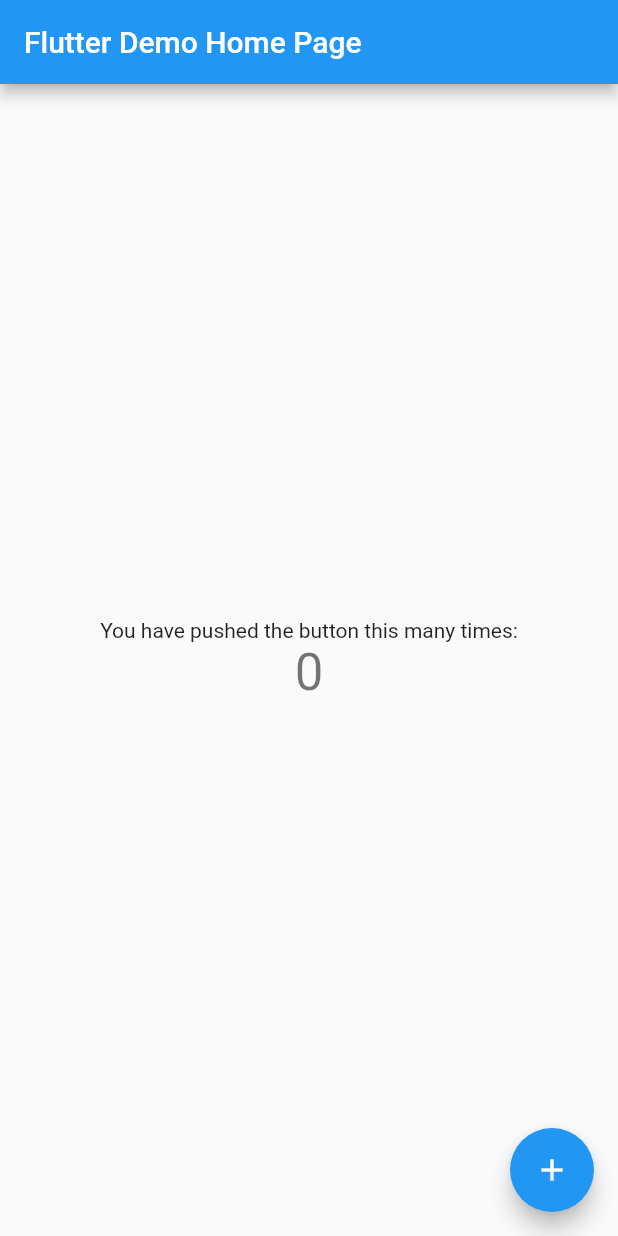
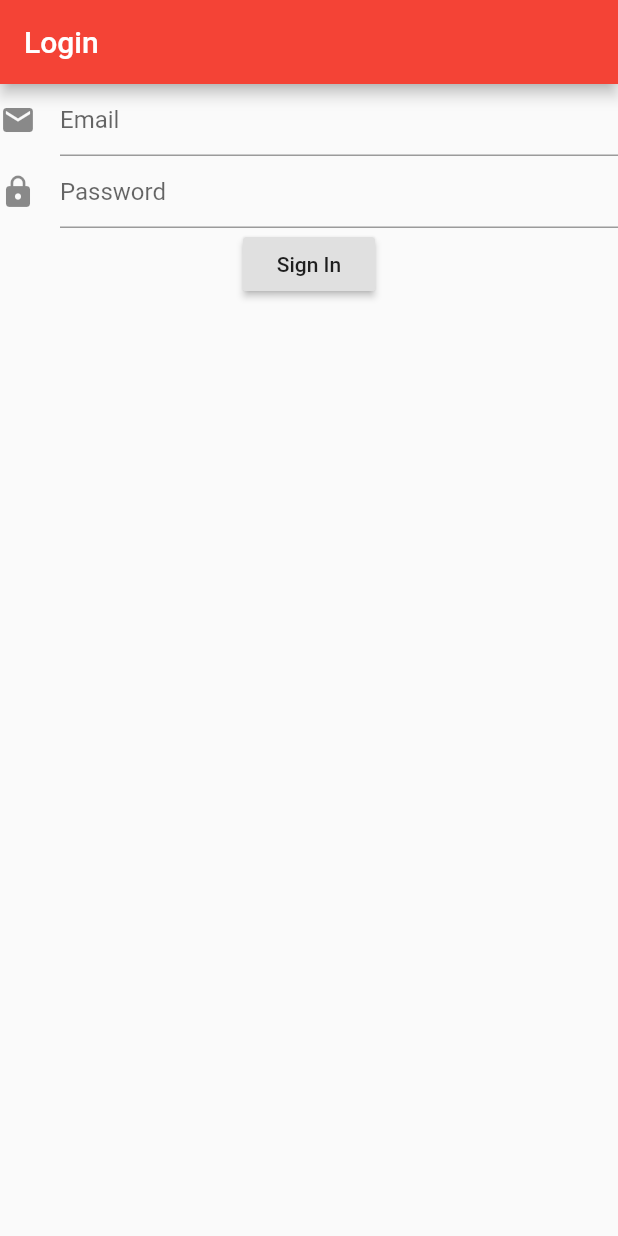
Before and after one commit to ethanharstad/quartermaster, a Flutter app: the screen it shows after launch, on a phone screen of 412 x 824 dp. Run offline on Flutter 3.47's test engine with Material 2 defaults, Android fonts, the phone set to English and light mode, and no system bars; our stand-ins replace bloc, equatable, firebase_auth, flutter_bloc; accounts and stored records are empty.

Commit message:
Firebase email/password login

```diff
--- /dev/null
+++ b/lib/authentication/authentication.dart
@@ -0,0 +1,2 @@
+export './bloc/bloc.dart';
+export './user_repository/user_repository.dart';
--- /dev/null
+++ b/lib/authentication/bloc/authentication_bloc.dart
@@ -0,0 +1,51 @@
+import 'dart:async';
+import 'package:bloc/bloc.dart';
+import 'package:meta/meta.dart';
+import 'package:quartermaster/authentication/authentication.dart';
+
+class AuthenticationBloc
+    extends Bloc<AuthenticationEvent, AuthenticationState> {
+  final UserRepository _userRepository;
+
+  AuthenticationBloc({@required UserRepository userRepository})
+      : assert(userRepository != null),
+        _userRepository = userRepository;
+
+  @override
+  AuthenticationState get initialState => Uninitialized();
+
+  @override
+  Stream<AuthenticationState> mapEventToState(
+      AuthenticationEvent event,
+      ) async* {
+    if (event is AppStarted) {
+      yield* _mapAppStartedToState();
+    }
+    if (event is Login) {
+      final name = await _userRepository.getUser();
+      yield Authenticated(name);
+    }
+    if (event is Logout) {
+      yield* _mapLogoutToState();
+    }
+  }
+
+  Stream<AuthenticationState> _mapAppStartedToState() async* {
+    try {
+      final isSignedIn = await _userRepository.isSignedIn();
+      if (isSignedIn) {
+        final name = await _userRepository.getUser();
+        yield Authenticated(name);
+      } else {
+        yield Unauthenticated();
+      }
+    } catch (_) {
+      yield Unauthenticated();
+    }
+  }
+
+  Stream<AuthenticationState> _mapLogoutToState() async* {
+    await _userRepository.signOut();
+    yield Unauthenticated();
+  }
+}
--- /dev/null
+++ b/lib/authentication/bloc/authentication_event.dart
@@ -0,0 +1,22 @@
+import 'package:equatable/equatable.dart';
+import 'package:meta/meta.dart';
+
+@immutable
+abstract class AuthenticationEvent extends Equatable {
+  AuthenticationEvent([List props = const []]) : super(props);
+}
+
+class AppStarted extends AuthenticationEvent {
+  @override
+  String toString() => 'AppStarted';
+}
+
+class Login extends AuthenticationEvent {
+  @override
+  String toString() => 'Login';
+}
+
+class Logout extends AuthenticationEvent {
+  @override
+  String toString() => 'Logout';
+}
--- /dev/null
+++ b/lib/authentication/bloc/authentication_state.dart
@@ -0,0 +1,26 @@
+import 'package:equatable/equatable.dart';
+import 'package:meta/meta.dart';
+
+@immutable
+abstract class AuthenticationState extends Equatable {
+  AuthenticationState([List props = const []]) : super(props);
+}
+
+class Uninitialized extends AuthenticationState {
+  @override
+  String toString() => 'Uninitialized';
+}
+
+class Authenticated extends AuthenticationState {
+  final String displayName;
+
+  Authenticated(this.displayName) : super([displayName]);
+
+  @override
+  String toString() => 'Authenticated { displayName: $displayName }';
+}
+
+class Unauthenticated extends AuthenticationState {
+  @override
+  String toString() => 'Unauthenticated';
+}
--- /dev/null
+++ b/lib/authentication/bloc/bloc.dart
@@ -0,0 +1,3 @@
+export 'authentication_bloc.dart';
+export 'authentication_event.dart';
+export 'authentication_state.dart';
--- /dev/null
+++ b/lib/authentication/user_repository/user_repository.dart
@@ -0,0 +1,22 @@
+import 'dart:async';
+import 'package:firebase_auth/firebase_auth.dart';
+
+class UserRepository {
+  final FirebaseAuth _auth = FirebaseAuth.instance;
+
+  Future<FirebaseUser> signIn(String email, String password) async {
+    return _auth.signInWithEmailAndPassword(email: email, password: password);
+  }
+
+  Future<bool> isSignedIn() async {
+    return (await _auth.currentUser()) != null;
+  }
+
+  Future<void> signOut() async {
+    return _auth.signOut();
+  }
+
+  Future<String> getUser() async {
+    return (await _auth.currentUser()).displayName;
+  }
+}
--- /dev/null
+++ b/lib/login/bloc/bloc.dart
@@ -0,0 +1,3 @@
+export 'login_bloc.dart';
+export 'login_event.dart';
+export 'login_state.dart';
--- /dev/null
+++ b/lib/login/bloc/login_bloc.dart
@@ -0,0 +1,36 @@
+import 'dart:async';
+import 'package:bloc/bloc.dart';
+import 'package:meta/meta.dart';
+import 'package:quartermaster/login/login.dart';
+import 'package:quartermaster/authentication/authentication.dart';
+
+class LoginBloc extends Bloc<LoginEvent, LoginState> {
+  UserRepository _userRepository;
+  AuthenticationBloc _authenticationBloc;
+
+  LoginBloc(
+      {@required UserRepository userRepository,
+      @required AuthenticationBloc authenticationBloc})
+      : assert(userRepository != null),
+        assert(authenticationBloc != null),
+        _userRepository = userRepository,
+        _authenticationBloc = authenticationBloc;
+
+  @override
+  LoginState get initialState => Initial();
+
+  @override
+  Stream<LoginState> mapEventToState(LoginEvent event) async* {
+    if (event is LoginPressed) {
+      yield* _mapLoginToState(event);
+    }
+  }
+
+  Stream<LoginState> _mapLoginToState(LoginPressed event) async* {
+    yield Loading();
+    try {
+      await _userRepository.signIn(event.email, event.password);
+      _authenticationBloc.dispatch(Login());
+    } catch (_) {}
+  }
+}
--- /dev/null
+++ b/lib/login/bloc/login_event.dart
@@ -0,0 +1,14 @@
+import 'package:equatable/equatable.dart';
+import 'package:meta/meta.dart';
+
+@immutable
+abstract class LoginEvent extends Equatable {
+  LoginEvent([List props = const []]) : super(props);
+}
+
+class LoginPressed extends LoginEvent {
+  final String email;
+  final String password;
+
+  LoginPressed({@required this.email, @required this.password});
+}
--- /dev/null
+++ b/lib/login/bloc/login_state.dart
@@ -0,0 +1,11 @@
+import 'package:equatable/equatable.dart';
+import 'package:meta/meta.dart';
+
+@immutable
+abstract class LoginState extends Equatable {
+  LoginState([List props = const []]) : super(props);
+}
+
+class Initial extends LoginState {}
+
+class Loading extends LoginState {}
--- /dev/null
+++ b/lib/login/login.dart
@@ -0,0 +1,2 @@
+export './bloc/bloc.dart';
+export './login_screen.dart';
--- /dev/null
+++ b/lib/login/login_screen.dart
@@ -0,0 +1,58 @@
+import 'package:flutter/material.dart';
+import 'package:meta/meta.dart';
+import 'package:flutter_bloc/flutter_bloc.dart';
+import 'package:quartermaster/login/login.dart';
+
+class LoginScreen extends StatelessWidget {
+  final LoginBloc _loginBloc;
+  String _email;
+  String _password;
+
+  LoginScreen({@required LoginBloc loginBloc}) : assert(loginBloc != null), _loginBloc = loginBloc;
+
+  @override
+  Widget build(BuildContext context) {
+    return Scaffold(
+      appBar: AppBar(title: Text('Login')),
+      body: Center(
+        child: BlocProvider(
+          bloc: _loginBloc,
+          child: Column(
+            children: <Widget>[
+              TextField(
+                maxLines: 1,
+                keyboardType: TextInputType.emailAddress,
+                autofocus: false,
+                decoration: new InputDecoration(
+                  hintText: 'Email',
+                  icon: new Icon(
+                    Icons.mail,
+                  ),
+                ),
+                onChanged: (value) => _email = value,
+              ),
+              TextField(
+                maxLines: 1,
+                obscureText: true,
+                autofocus: false,
+                decoration: new InputDecoration(
+                  hintText: 'Password',
+                  icon: new Icon(
+                    Icons.lock,
+                  ),
+                ),
+                onChanged: (value) => _password = value,
+              ),
+              RaisedButton(
+                child: Text('Sign In'),
+                onPressed: () {
+                  _loginBloc.dispatch(LoginPressed(email: _email, password: _password));
+                },
+              )
+            ],
+          )
+        )
+      ),
+    );
+  }
+}
--- a/lib/main.dart
+++ b/lib/main.dart
@@ -1,111 +1,91 @@
 import 'package:flutter/material.dart';
+import 'package:bloc/bloc.dart';
+import 'package:flutter_bloc/flutter_bloc.dart';
+import 'package:quartermaster/simple_bloc_delegate.dart';
+import 'package:quartermaster/authentication/authentication.dart';
+import 'package:quartermaster/login/login.dart';
 
-void main() => runApp(MyApp());
+void main() {
+  BlocSupervisor().delegate = SimpleBlocDelegate();
+  runApp(App());
+}
 
-class MyApp extends StatelessWidget {
-  // This widget is the root of your application.
+class App extends StatefulWidget {
+  State<App> createState() => _AppState();
+}
+
+class _AppState extends State<App> {
+  final UserRepository _userRepository = UserRepository();
+  AuthenticationBloc _authenticationBloc;
+  LoginBloc _loginBloc;
+
+  @override
+  void initState() {
+    super.initState();
+    _authenticationBloc = AuthenticationBloc(userRepository: _userRepository);
+    _loginBloc = LoginBloc(
+      userRepository: _userRepository,
+      authenticationBloc: _authenticationBloc,
+    );
+    _authenticationBloc.dispatch(AppStarted());
+  }
+
   @override
   Widget build(BuildContext context) {
-    return MaterialApp(
-      title: 'Flutter Demo',
-      theme: ThemeData(
-        // This is the theme of your application.
-        //
-        // Try running your application with "flutter run". You'll see the
-        // application has a blue toolbar. Then, without quitting the app, try
-        // changing the primarySwatch below to Colors.green and then invoke
-        // "hot reload" (press "r" in the console where you ran "flutter run",
-        // or simply save your changes to "hot reload" in a Flutter IDE).
-        // Notice that the counter didn't reset back to zero; the application
-        // is not restarted.
-        primarySwatch: Colors.blue,
-      ),
-      home: MyHomePage(title: 'Flutter Demo Home Page'),
+    return BlocProvider(
+      bloc: _authenticationBloc,
+      child: MaterialApp(
+        title: 'Quartermaster',
+        theme: ThemeData(
+          primarySwatch: Colors.red,
+        ),
+        home: BlocBuilder(
+          bloc: _authenticationBloc,
+          builder: (BuildContext context, AuthenticationState state) {
+            if (state is Uninitialized) {
+              return SplashScreen();
+            }
+            if (state is Unauthenticated) {
+              return LoginScreen(loginBloc: _loginBloc);
+            }
+            if (state is Authenticated) {
+              return HomePage();
+            }
+          },
+        ),
+      )
     );
   }
 }
 
-class MyHomePage extends StatefulWidget {
-  MyHomePage({Key key, this.title}) : super(key: key);
-
-  // This widget is the home page of your application. It is stateful, meaning
-  // that it has a State object (defined below) that contains fields that affect
-  // how it looks.
-
-  // This class is the configuration for the state. It holds the values (in this
-  // case the title) provided by the parent (in this case the App widget) and
-  // used by the build method of the State. Fields in a Widget subclass are
-  // always marked "final".
-
-  final String title;
-
-  @override
-  _MyHomePageState createState() => _MyHomePageState();
-}
-
-class _MyHomePageState extends State<MyHomePage> {
-  int _counter = 0;
-
-  void _incrementCounter() {
-    setState(() {
-      // This call to setState tells the Flutter framework that something has
-      // changed in this State, which causes it to rerun the build method below
-      // so that the display can reflect the updated values. If we changed
-      // _counter without calling setState(), then the build method would not be
-      // called again, and so nothing would appear to happen.
-      _counter++;
-    });
-  }
-
+class SplashScreen extends StatelessWidget {
   @override
   Widget build(BuildContext context) {
-    // This method is rerun every time setState is called, for instance as done
-    // by the _incrementCounter method above.
-    //
-    // The Flutter framework has been optimized to make rerunning build methods
-    // fast, so that you can just rebuild anything that needs updating rather
-    // than having to individually change instances of widgets.
     return Scaffold(
-      appBar: AppBar(
-        // Here we take the value from the MyHomePage object that was created by
-        // the App.build method, and use it to set our appbar title.
-        title: Text(widget.title),
-      ),
       body: Center(
-        // Center is a layout widget. It takes a single child and positions it
-        // in the middle of the parent.
-        child: Column(
-          // Column is also layout widget. It takes a list of children and
-          // arranges them vertically. By default, it sizes itself to fit its
-          // children horizontally, and tries to be as tall as its parent.
-          //
-          // Invoke "debug painting" (press "p" in the console, choose the
-          // "Toggle Debug Paint" action from the Flutter Inspector in Android
-          // Studio, or the "Toggle Debug Paint" command in Visual Studio Code)
-          // to see the wireframe for each widget.
-          //
-          // Column has various properties to control how it sizes itself and
-          // how it positions its children. Here we use mainAxisAlignment to
-          // center the children vertically; the main axis here is the vertical
-          // axis because Columns are vertical (the cross axis would be
-          // horizontal).
-          mainAxisAlignment: MainAxisAlignment.center,
-          children: <Widget>[
-            Text(
-              'You have pushed the button this many times:',
-            ),
-            Text(
-              '$_counter',
-              style: Theme.of(context).textTheme.display1,
-            ),
-          ],
-        ),
-      ),
-      floatingActionButton: FloatingActionButton(
-        onPressed: _incrementCounter,
-        tooltip: 'Increment',
-        child: Icon(Icons.add),
-      ), // This trailing comma makes auto-formatting nicer for build methods.
+        child: Text('Loading...')
+      )
     );
   }
 }
+
+class HomePage extends StatefulWidget {
+  State<HomePage> createState() => _HomePageState();
+}
+
+class _HomePageState extends State<HomePage> {
+  @override
+  Widget build(BuildContext context) {
+    return Scaffold(
+      appBar: AppBar(
+        title: Text('Quartermaster'),
+      ),
+      body: Center(
+          child: Icon(
+            Icons.whatshot,
+            size: 128.0,
+          )
+      ),
+    );
+  }
+}
--- a/pubspec.yaml
+++ b/pubspec.yaml
@@ -19,6 +19,11 @@ environment:
 dependencies:
   flutter:
     sdk: flutter
+  equatable: ^0.2.3
+  bloc: ^0.11.1
+  flutter_bloc: ^0.9.1
+  firebase_core: ^0.3.1+1
+  firebase_auth: ^0.8.3
 
   # The following adds the Cupertino Icons font to your application.
   # Use with the CupertinoIcons class for iOS style icons.
```
Also changed, not shown: lib/simple_bloc_delegate.dart (added, +13 -0 lines), pubspec.lock, 5 other files.
